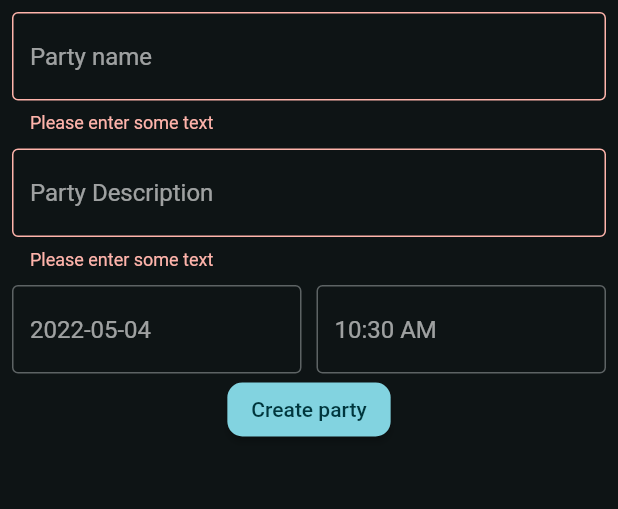
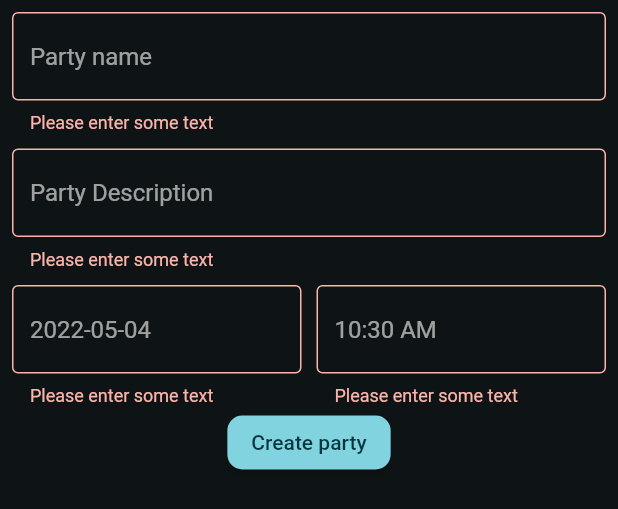
Before and after one commit to remcovolkers/hybridflutter, a Flutter app: the AddPartyPage widget shown alone on an empty page, opened directly, after a tap on "Create party", on a phone screen of 412 x 824 dp. Shown: the top 509 px of the screen. Run offline on Flutter 3.47's test engine with Material 2 defaults, Android fonts, the phone set to English and light mode, and no system bars; our stand-ins replace localstorage.

Commit message:
cleanup and fixed a column listview :D

```diff
--- a/lib/main.dart
+++ b/lib/main.dart
@@ -1,7 +1,7 @@
 import 'package:flutter/material.dart';
 import 'package:party_planner_app/pages/add_party_page.dart';
 import 'package:party_planner_app/pages/party_overview_page.dart';
-import 'package:party_planner_app/storage/local_repo.dart';
+
 import 'package:party_planner_app/themes.dart';
 
 void main() {
@@ -16,7 +16,6 @@ class PartyPlanner extends StatelessWidget {
   @override
   Widget build(BuildContext context) {
     return MaterialApp(
-      initialRoute: '/',
       routes: {
         '/add_party': (context) => const MyHomePage(
               title: 'Add a party',
@@ -53,16 +52,19 @@ class _MyHomePageState extends State<MyHomePage> {
     return Scaffold(
       appBar: AppBar(
         centerTitle: true,
+        automaticallyImplyLeading:
+            //TODO: FIX BEFORE HAND IN
+            ModalRoute.of(context)?.settings.name == '/' ? false : true,
         title: Text(
           widget.title,
         ),
       ),
-      body: Column(
-        children: [
-          Container(
-            child: widget.render,
-          ),
-        ],
+      body: SingleChildScrollView(
+        child: Column(
+          children: [
+            widget.render,
+          ],
+        ),
       ),
       floatingActionButton: Visibility(
         //If we're not on the homepage, don't show the add party FAB.
--- a/lib/models/party.dart
+++ b/lib/models/party.dart
@@ -9,7 +9,7 @@ class Party {
     required this.partyDescription,
   });
 
-  /// preparing the party to be eligible to be inserted in localstorage
+  /// preparing the party to be valid to be inserted in localstorage
   toJsonEncodable() {
     Map<String, dynamic> jsonBuilder = {};
     jsonBuilder['partyName'] = partyName;
@@ -19,6 +19,8 @@ class Party {
     return jsonBuilder;
   }
 
+  ///create a party from a json object (convert localStorage object
+  ///back to modelclass)
   Party.fromJson(Map<String, dynamic> json)
       : partyName = json['partyName'],
         partyDescription = json['partyDescription'],
--- a/lib/models/partylist.dart
+++ b/lib/models/partylist.dart
@@ -13,6 +13,7 @@ class PartyList {
     return retVal;
   }
 
+  ///for readability during debugging, been using alot of print(partyList)
   @override
   String toString() {
     String builder = "";
--- a/lib/pages/add_party_page.dart
+++ b/lib/pages/add_party_page.dart
@@ -3,7 +3,7 @@ import 'package:party_planner_app/models/party.dart';
 import 'package:intl/intl.dart';
 import 'package:party_planner_app/models/partylist.dart';
 import 'package:party_planner_app/storage/local_repo.dart';
-import 'package:party_planner_app/utils/helper_widgets.dart';
+import 'package:party_planner_app/utils/utils.dart';
 
 class AddPartyPage extends StatefulWidget {
   const AddPartyPage({Key? key}) : super(key: key);
@@ -67,6 +67,7 @@ class _AddPartyPageState extends State<AddPartyPage> {
     return Flexible(
       child: TextFormField(
         controller: _dateController,
+        validator: validateFormField,
         readOnly: true,
         decoration: InputDecoration(
           border: const OutlineInputBorder(),
@@ -99,6 +100,7 @@ class _AddPartyPageState extends State<AddPartyPage> {
     return Flexible(
       child: TextFormField(
         controller: _timeController,
+        validator: validateFormField,
         readOnly: true,
         decoration: InputDecoration(
           border: const OutlineInputBorder(),
--- a/lib/storage/local_repo.dart
+++ b/lib/storage/local_repo.dart
@@ -18,15 +18,12 @@ class LocalRepo {
       List<dynamic> jsonParties = storage.getItem('partylist') as List;
 
       for (var party in jsonParties) {
-        //build in some nullchecks maybe
         if (party['occurDate'].runtimeType == String) {
           party['occurDate'] = DateTime.parse(party['occurDate']);
         }
         party = Party.fromJson(party);
         partyList.parties.add(party);
       }
-
-      return partyList;
     }
     return partyList;
   }
```
Also changed, not shown: lib/pages/party_overview_page.dart (+16 -7 lines), lib/utils/utils.dart (renamed from lib/utils/helper_widgets.dart), 1 other file.
